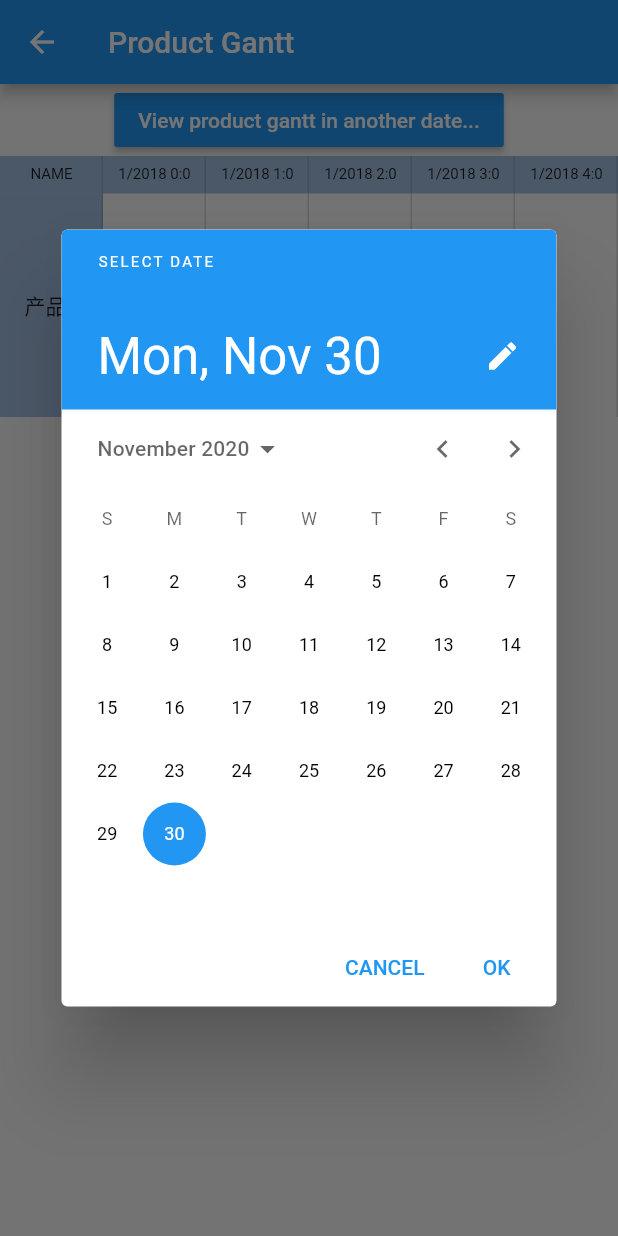
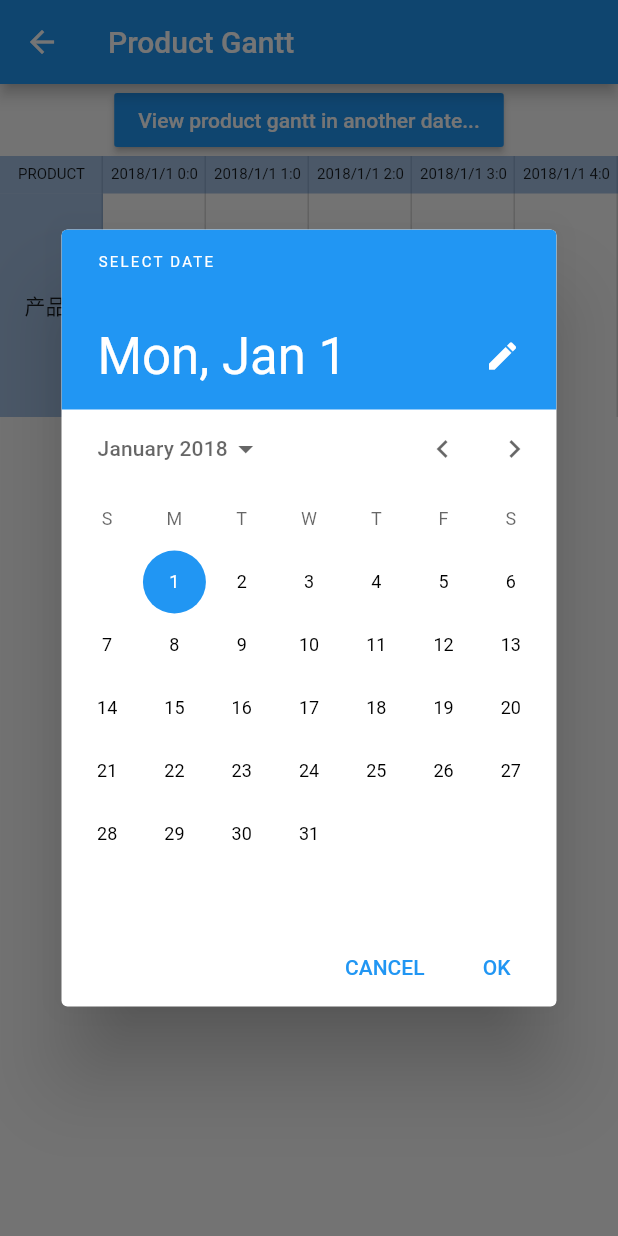
Before and after one commit to CCl4-NJU/gantt_flutter, a Flutter app: the ProductGanttPage screen opened directly, after a tap on "View product gantt in another date...", on a phone screen of 412 x 824 dp. Run offline on Flutter 3.47's test engine with Material 2 defaults, Android fonts, the light colour scheme and no system bars; our stand-ins replace charts_flutter, flutter_datetime_picker, percent_indicator; missing offline and left inert: date_utils.

Commit message:
expand gantt dynamic data change to product gantt

```diff
--- a/lib/calendar_demo/gantt_chart/product_gantt_page.dart
+++ b/lib/calendar_demo/gantt_chart/product_gantt_page.dart
@@ -16,11 +16,13 @@ class ProductGranttScreenState extends State<ProductGanttPage>
   AnimationController animationController;
 
   //设置时间
-  DateTime fromDate = DateTime(2018, 1, 1);
-  DateTime toDate = DateTime(2018, 1, 2);
+  DateTime fromDate;
+  DateTime toDate;
 
   List<Product> usersInChart;
   List<Resource> projectsInChart;
+
+  int _mock_index = 0;
 
   @override
   void initState() {
@@ -28,6 +30,9 @@ class ProductGranttScreenState extends State<ProductGanttPage>
     animationController = new AnimationController(
         duration: Duration(microseconds: 2000), vsync: this);
     animationController.forward();
+
+    fromDate = DateTime(2018, 1, 1);
+    toDate = DateTime(2018, 1, 2);
 
     projectsInChart = projects;
     usersInChart = users;
@@ -39,21 +44,35 @@ class ProductGranttScreenState extends State<ProductGanttPage>
     );
   }
 
+  Widget buildGantt() {
+    return new Expanded(
+      child: ProductGantt(
+        animationController: animationController,
+        fromDate: fromDate,
+        toDate: toDate,
+        data: projectsInChart,
+        usersInChart: usersInChart,
+      ),
+    );
+  }
+
   @override
   Widget build(BuildContext context) {
     datePicker() async {
       DateTime picked = await showDatePicker(
         context: context,
-        initialDate: DateTime.now(),
+        initialDate: fromDate,
         firstDate: DateTime(DateTime.now().year - 5),
         lastDate: DateTime(DateTime.now().year + 5),
       );
       setState(() {
         fromDate = picked;
         toDate = fromDate.add(new Duration(days: 1));
+
+        _mock_index = 1 - _mock_index;
+        projectsInChart = proj_arr[_mock_index];
       });
-      print(fromDate);
-      print(toDate);
+
       print(picked);
       //TODO:Change gantt data
     }
@@ -78,15 +97,7 @@ class ProductGranttScreenState extends State<ProductGanttPage>
                 ],
               ),
             ),
-            Expanded(
-              child: ProductGantt(
-                animationController: animationController,
-                fromDate: fromDate,
-                toDate: toDate,
-                data: projectsInChart,
-                usersInChart: usersInChart,
-              ),
-            ),
+            buildGantt(),
           ],
         ),
       ),
@@ -173,6 +184,7 @@ class ProductGantt extends StatelessWidget {
     for (int i = 0; i < data.length; i++) {
       var remainingWidth =
           calculateRemainingWidth(data[i].startTime, data[i].endTime);
+
       if (remainingWidth > 0) {
         chartBars.add(Container(
           decoration: BoxDecoration(
@@ -212,7 +224,7 @@ class ProductGantt extends StatelessWidget {
     headerItems.add(Container(
       width: chartViewWidth / viewRangeToFitScreen,
       child: new Text(
-        'NAME',
+        'PRODUCT',
         textAlign: TextAlign.center,
         style: TextStyle(
           fontSize: 10.0,
@@ -224,9 +236,11 @@ class ProductGantt extends StatelessWidget {
       headerItems.add(Container(
         width: chartViewWidth / viewRangeToFitScreen,
         child: new Text(
-          tempDate.month.toString() +
+          tempDate.year.toString() +
               '/' +
-              tempDate.year.toString() +
+              tempDate.month.toString() +
+              '/' +
+              tempDate.day.toString() +
               ' ' +
               tempDate.hour.toString() +
               ':' +
@@ -325,13 +339,13 @@ class ProductGantt extends StatelessWidget {
     );
   }
 
-  List<Widget> buildChartContent(double chartViewWidth) {
+  List<Widget> buildChartContent(double chartViewWidth, BuildContext context) {
     List<Widget> chartContent = new List();
 
     usersInChart.forEach((user) {
       List<Resource> projectsOfUser = new List();
 
-      projectsOfUser = projects
+      projectsOfUser = data
           .where((project) => project.productions.indexOf(user.id) != -1)
           .toList();
 
@@ -355,7 +369,7 @@ class ProductGantt extends StatelessWidget {
 
     return Container(
       child: MediaQuery.removePadding(
-        child: ListView(children: buildChartContent(chartViewWidth)),
+        child: ListView(children: buildChartContent(chartViewWidth, context)),
         removeTop: true,
         context: context,
       ),
@@ -364,62 +378,22 @@ class ProductGantt extends StatelessWidget {
 }
 
 var users = [
-  // Product(id: 1, name: '产品1'),
-  // Product(id: 2, name: '产品2'),
   Product(id: 3, name: '产品3'),
-  // Product(id: 4, name: '产品4'),
-  // Product(id: 5, name: '产品5'),
 ];
 
 var projects = [
-  // Resource(
-  //     id: 1,
-  //     name: 'Line 1',
-  //     startTime: DateTime(2018, 1, 1, 7, 0),
-  //     endTime: DateTime(2018, 1, 1, 9, 0),
-  //     productions: [1]),
-  // Resource(
-  //     id: 2,
-  //     name: 'Line 1',
-  //     startTime: DateTime(2018, 1, 1, 9, 0),
-  //     endTime: DateTime(2018, 1, 1, 17, 0),
-  //     productions: [2]),
   Resource(
       id: 1,
       name: 'Line 1',
       startTime: DateTime(2018, 1, 1, 18, 0),
       endTime: DateTime(2018, 1, 1, 21, 0),
       productions: [3]),
-  // Resource(
-  //     id: 4,
-  //     name: 'Line 1',
-  //     startTime: DateTime(2018, 1, 1, 21, 0),
-  //     endTime: DateTime(2018, 1, 1, 23, 0),
-  //     productions: [4]),
   Resource(
       id: 2,
       name: 'Line 4',
       startTime: DateTime(2018, 1, 1, 9, 0),
       endTime: DateTime(2018, 1, 1, 11, 0),
       productions: [3]),
-  // Resource(
-  //     id: 6,
-  //     name: '李四',
-  //     startTime: DateTime(2018, 1, 1, 7, 0),
-  //     endTime: DateTime(2018, 1, 1, 9, 0),
-  //     productions: [1]),
-  // Resource(
-  //     id: 7,
-  //     name: '李四',
-  //     startTime: DateTime(2018, 1, 1, 9, 0),
-  //     endTime: DateTime(2018, 1, 1, 17, 0),
-  //     productions: [2]),
-  // Resource(
-  //     id: 8,
-  //     name: '李四',
-  //     startTime: DateTime(2018, 1, 1, 21, 0),
-  //     endTime: DateTime(2018, 1, 1, 23, 0),
-  //     productions: [5]),
   Resource(
       id: 3,
       name: '小明',
@@ -438,10 +412,39 @@ var projects = [
       startTime: DateTime(2018, 1, 1, 19, 0),
       endTime: DateTime(2018, 1, 1, 21, 0),
       productions: [3]),
-  // Resource(
-  //     id: 12,
-  //     name: '张三',
-  //     startTime: DateTime(2018, 1, 1, 21, 0),
-  //     endTime: DateTime(2018, 1, 1, 23, 0),
-  //     productions: [4]),
 ];
+
+var projects2 = [
+  Resource(
+      id: 1,
+      name: 'Line 2',
+      startTime: DateTime(2018, 1, 2, 12, 0),
+      endTime: DateTime(2018, 1, 2, 15, 0),
+      productions: [3]),
+  Resource(
+      id: 2,
+      name: 'Line 4',
+      startTime: DateTime(2018, 1, 2, 3, 0),
+      endTime: DateTime(2018, 1, 2, 5, 0),
+      productions: [3]),
+  Resource(
+      id: 3,
+      name: '小胖',
+      startTime: DateTime(2018, 1, 2, 3, 0),
+      endTime: DateTime(2018, 1, 2, 5, 0),
+      productions: [3]),
+  Resource(
+      id: 4,
+      name: '小胖',
+      startTime: DateTime(2018, 1, 2, 12, 0),
+      endTime: DateTime(2018, 1, 2, 13, 0),
+      productions: [3]),
+  Resource(
+      id: 5,
+      name: '三仔',
+      startTime: DateTime(2018, 1, 2, 13, 0),
+      endTime: DateTime(2018, 1, 2, 15, 0),
+      productions: [3]),
+];
+
+var proj_arr = [projects, projects2];
```
